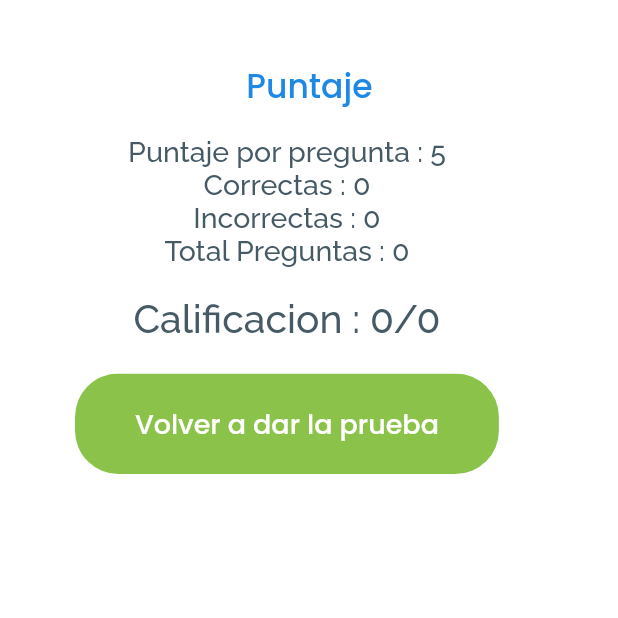
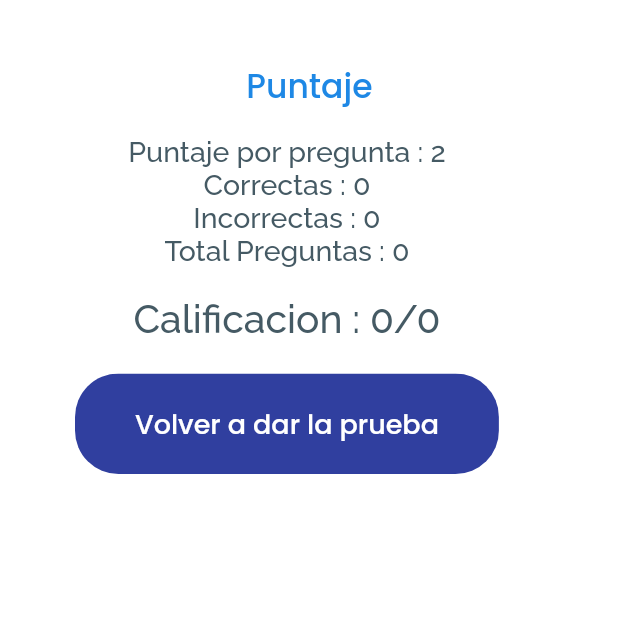
Before and after one commit to devYamil/ap-questions, a Flutter app: the ResultadoPage screen opened directly, on a phone screen of 412 x 824 dp, the top half of it. Run offline on Flutter 3.47's test engine with Material 2 defaults, Android fonts, the phone set to English and light mode, and no system bars; our stand-ins replace bloc, device_info, flutter_bloc, flutter_svg, google_fonts, rxdart and 2 more; accounts and stored records are empty.

Commit message:
Finalizando app, colores y calificaciones

```diff
--- a/lib/components/resultado/ResultadoPage.dart
+++ b/lib/components/resultado/ResultadoPage.dart
@@ -17,7 +17,10 @@ class _ResultadoPageState extends State<ResultadoPage> {
   int correctos = 0;
   int incorrectos = 0;
   int totalPreguntas = 0;
-  int puntaje = 5;
+  int puntaje = 2;
+
+  int correctosResultado = 0;
+  int totalResultado = 0;
 
   @override
   void initState() {
@@ -27,8 +30,6 @@ class _ResultadoPageState extends State<ResultadoPage> {
 
   void configuracionInicial() async {
     sharedPreferences = await SharedPreferences.getInstance();
-
-    print('VER INCORRECTOS : ${sharedPreferences.getString('incorrectos')} ');
 
     correctos = int.parse(sharedPreferences.getString('correctos'));
     incorrectos = int.parse(sharedPreferences.getString('incorrectos'));
@@ -43,6 +44,9 @@ class _ResultadoPageState extends State<ResultadoPage> {
     if(totalPreguntas == null){
       totalPreguntas = 0;
     }
+
+    correctosResultado = correctos * puntaje;
+    totalResultado = totalPreguntas * puntaje;
 
     setState(() {
 
@@ -78,7 +82,7 @@ class _ResultadoPageState extends State<ResultadoPage> {
                 color: Color(0xFF455A64),
               )),
               SizedBox(height: 20.0,),
-              Text('Calificacion : ${totalPreguntas}/${totalPreguntas}', style: GoogleFonts.raleway(
+              Text('Calificacion : ${correctosResultado}/${totalResultado}', style: GoogleFonts.raleway(
                 fontWeight: FontWeight.w500,
                 fontSize: 26.0,
                 color: Color(0xFF455A64),
--- a/lib/src/pages/sidebar.dart
+++ b/lib/src/pages/sidebar.dart
@@ -155,7 +155,7 @@ class _SideBarState extends State<SideBar>
                         ),
                         MenuPage(
                           icon: Icons.exit_to_app,
-                          title: "Logout",
+                          title: "SALIR",
                           onTap: () {
                             sharedPreferences.remove('token');
                             Navigator.pushReplacement(context,
--- a/lib/utils/constants_util.dart
+++ b/lib/utils/constants_util.dart
@@ -1,6 +1,6 @@
 import 'package:flutter/material.dart';
 
-const kPrimaryColor = Colors.lightGreen;
+const kPrimaryColor = Color(0xFF303f9f);
 //const kPrimaryColor = Color(0xFF2d4d5c);
 const kPrimaryLightColor = Color(0xFFF1E6FF);
 const kPrimaryBackground = Color(0xFF234050);
```
